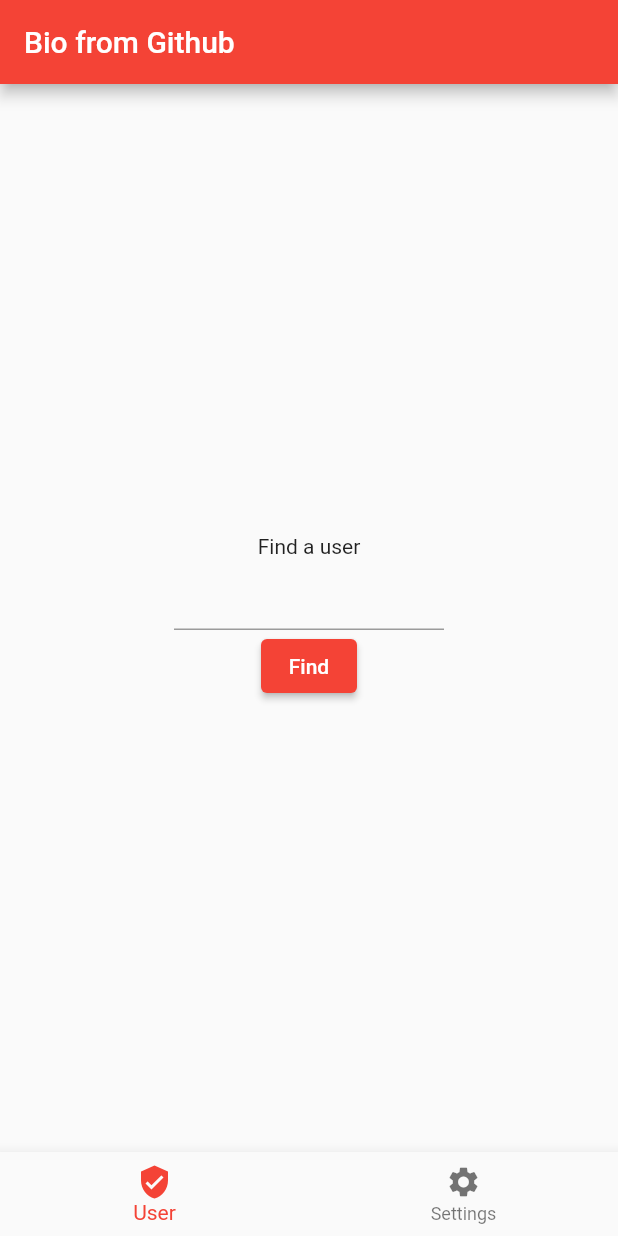
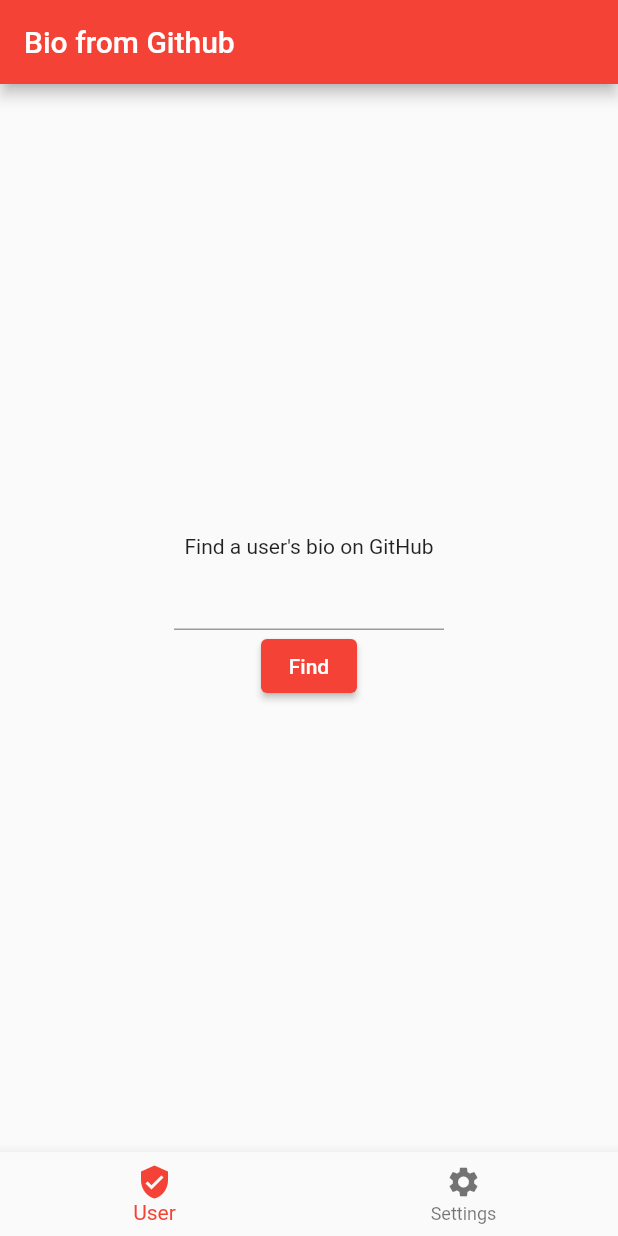
Before and after one commit to guerra08/flutter-test, a Flutter app: the screen it shows after launch, on a phone screen of 412 x 824 dp. Run offline on Flutter 3.47's test engine with Material 2 defaults, Android fonts, the phone set to English and light mode, and no system bars; our stand-ins replace flutter_spinkit.

Commit message:
Small fix

```diff
--- a/lib/user.dart
+++ b/lib/user.dart
@@ -26,7 +26,7 @@ class _UserPageState extends State<UserPage> {
         child: Column(
           mainAxisAlignment: MainAxisAlignment.center,
           children: <Widget>[
-            Text(githubData == null || githubData.bio == null ? 'Find a user' : 'Bio: ${githubData.bio}'),
+            githubData != null ? Text('${githubData.bio}') : Text('Find a user\'s bio on GitHub'),
             Container(
               width: 180,
               child: TextField(
@@ -61,11 +61,12 @@ class _UserPageState extends State<UserPage> {
 }
 
 class GithubData {
+  final String username;
   final String bio;
 
-  GithubData({this.bio});
+  GithubData({this.username, this.bio});
 
   factory GithubData.fromJson(Map<String, dynamic> json) {
-    return GithubData(bio: json['bio']);
+    return GithubData(username: json['username'], bio: json['bio']);
   }
 }
```
